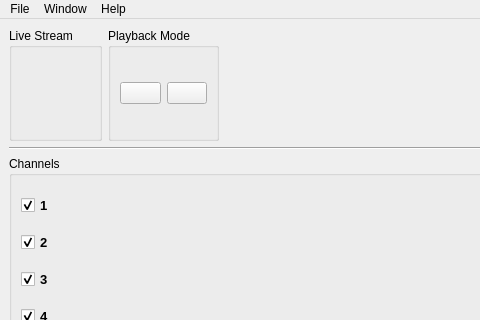
Old version of the form GUI/gui.ui in the repository EmilioGarzia/EEG_ECG-Reader-ULTRACORTEX-MarkIV; both pictures show x 0 to 480 and y 0 to 320 of the 1193 by 803 pixel window.
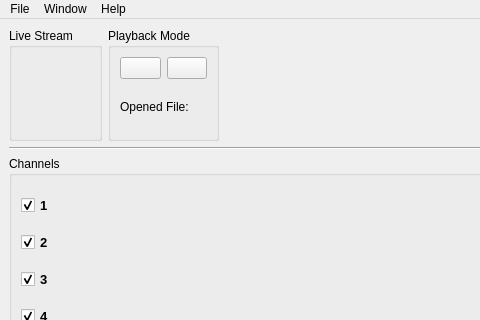
New version of the form. Icons and pictures are not drawn.

The edit to the form file:
```diff
--- a/GUI/gui.ui
+++ b/GUI/gui.ui
@@ -37,6 +37,10 @@
          <item>
           <layout class="QHBoxLayout" name="horizontalLayout_6">
            <item>
+            <layout class="QVBoxLayout" name="verticalLayout_11">
+             <item>
+              <layout class="QHBoxLayout" name="horizontalLayout_7">
+               <item>
             <widget class="QPushButton" name="playButton">
              <property name="cursor">
               <cursorShape>PointingHandCursor</cursorShape>
@@ -79,6 +83,37 @@
                <width>30</width>
                <height>30</height>
               </size>
+                 </property>
+                </widget>
+               </item>
+              </layout>
+             </item>
+            </layout>
+           </item>
+          </layout>
+         </item>
+         <item>
+          <layout class="QHBoxLayout" name="horizontalLayout_8">
+           <item>
+            <widget class="QLabel" name="label_3">
+             <property name="text">
+              <string>Opened File: </string>
+             </property>
+            </widget>
+           </item>
+           <item>
+            <widget class="QLabel" name="openedFileLabel">
+             <property name="font">
+              <font>
+               <weight>75</weight>
+               <bold>true</bold>
+              </font>
+             </property>
+             <property name="text">
+              <string/>
+             </property>
+             <property name="alignment">
+              <set>Qt::AlignCenter</set>
              </property>
             </widget>
            </item>
```
Lines whose indentation alone changed are shown as unchanged.
